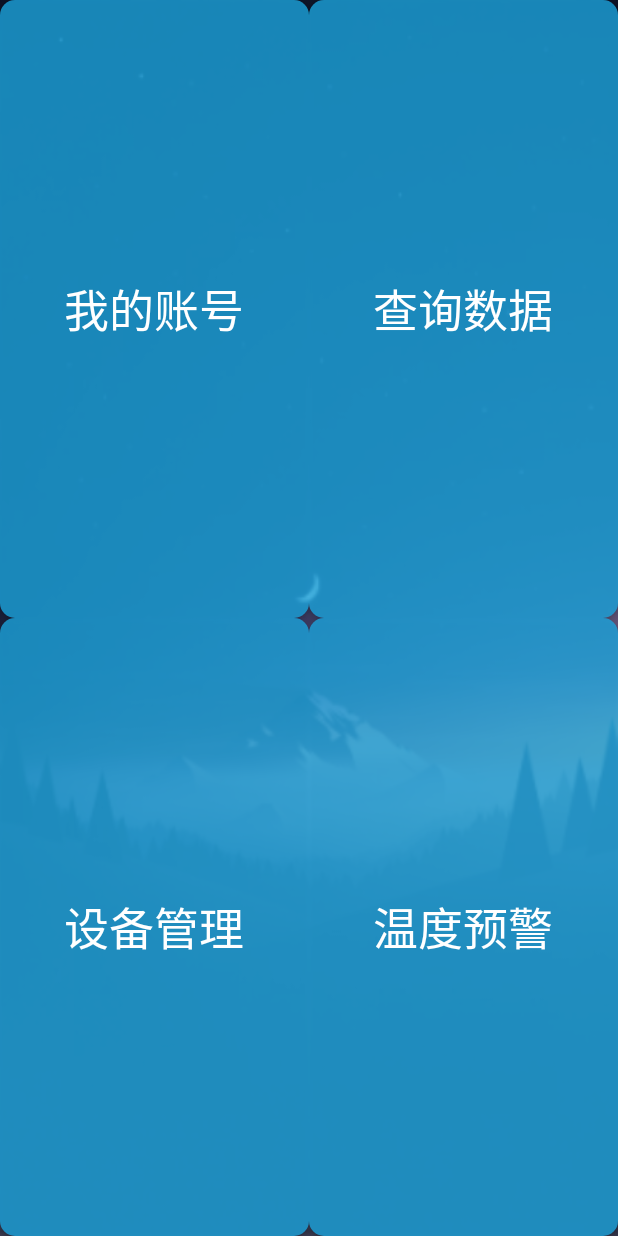
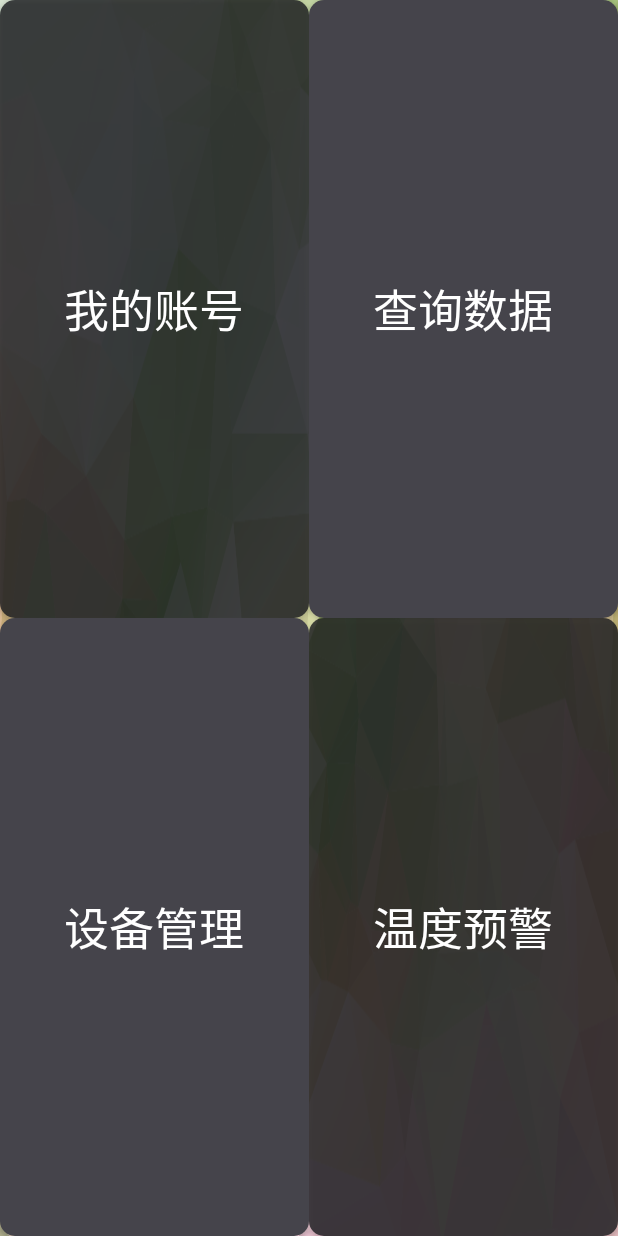
Before and after one commit to lalalacxx/Cable_Tem_Det, an Android app: the layout activity_home.xml on its own in the app's theme, with its tools: preview values and no code run, on a phone screen of 412 x 824 dp. Run offline under Robolectric (Android 15) with nearby library versions, the phone set to English and light mode, and no system bars.

Commit message:
功能选择界面完成99%,登录转功能选择界面完成

```diff
--- a/app/src/main/AndroidManifest.xml
+++ b/app/src/main/AndroidManifest.xml
@@ -8,10 +8,6 @@
         android:label="@string/app_name"
         android:supportsRtl="true"
         android:theme="@style/AppTheme">
-        <activity
-            android:name=".RegistActivity"
-            android:label="@string/app_name">
-        </activity>
         <activity android:name=".LoginActivity">
             <intent-filter>
                 <action android:name="android.intent.action.MAIN" />
@@ -19,6 +15,14 @@
                 <category android:name="android.intent.category.LAUNCHER" />
             </intent-filter>
         </activity>
+        <activity
+            android:name=".RegistActivity"
+            android:label="@string/app_name">
+        </activity>
+        <activity
+            android:name=".HomeActivity"
+            android:label="@string/app_name">
+        </activity>
     </application>
 
 </manifest>
--- /dev/null
+++ b/app/src/main/java/com/kaikai/cable/cable_tem_det/HomeActivity.java
@@ -0,0 +1,37 @@
+package com.kaikai.cable.cable_tem_det;
+
+import android.os.Bundle;
+import android.support.v7.app.ActionBarActivity;
+import android.view.KeyEvent;
+import android.widget.Toast;
+
+/**
+ * Created by cxx on 2019/4/10.
+ */
+public class HomeActivity extends ActionBarActivity {
+    private long exitTime = 0;
+
+    @Override
+    //监听手机的返回键
+    public boolean onKeyDown(int keyCode, KeyEvent event) {
+        if (keyCode == KeyEvent.KEYCODE_BACK && event.getAction() == KeyEvent.ACTION_DOWN) {
+            if ((System.currentTimeMillis() - exitTime) > 2000) {
+                //功能选择界面按下返回键,给出提示信息
+                Toast.makeText(getApplicationContext(), "再按一次退出程序", Toast.LENGTH_SHORT).show();
+                exitTime = System.currentTimeMillis();
+            } else {
+                finish();
+                System.exit(0);
+            }
+            return true;
+        }
+        return super.onKeyDown(keyCode, event);
+    }
+
+    @Override
+    protected void onCreate(Bundle savedInstanceState) {
+        super.onCreate(savedInstanceState);
+        setContentView(R.layout.activity_home);
+    }
+
+}
--- a/app/src/main/java/com/kaikai/cable/cable_tem_det/LoginActivity.java
+++ b/app/src/main/java/com/kaikai/cable/cable_tem_det/LoginActivity.java
@@ -93,7 +93,8 @@ public class LoginActivity extends ActionBarActivity
                                 Looper.loop();// 进入loop中的循环，查看消息队列
                             } else//登录成功,跳转至功能选择界面
                             {
-
+                                startActivity(new Intent(LoginActivity.this,HomeActivity.class));
+                                LoginActivity.this.finish();
                             }
                         }
                     }).start();
--- /dev/null
+++ b/app/src/main/res/drawable/button_func_bg1.xml
@@ -0,0 +1,24 @@
+<?xml version="1.0" encoding="utf-8"?>
+<selector xmlns:android="http://schemas.android.com/apk/res/android" >
+    <item android:state_pressed="true" >
+        <shape android:shape="rectangle">
+            <corners
+                android:radius="10dp"
+                />
+            <solid
+                android:color="#cc38ac0a"
+                />
+        </shape>
+    </item>
+    <item android:state_pressed="false">
+        <shape android:shape="rectangle">
+            <corners
+                android:radius="10dp"
+                />
+            <solid
+                android:color="#cc1a1b1e"
+                />
+        </shape>
+    </item>
+
+</selector>
--- /dev/null
+++ b/app/src/main/res/drawable/button_func_bg2.xml
@@ -0,0 +1,24 @@
+<?xml version="1.0" encoding="utf-8"?>
+<selector xmlns:android="http://schemas.android.com/apk/res/android" >
+    <item android:state_pressed="true" >
+        <shape android:shape="rectangle">
+            <corners
+                android:radius="10dp"
+                />
+            <solid
+                android:color="#cc38ac0a"
+                />
+        </shape>
+    </item>
+    <item android:state_pressed="false">
+        <shape android:shape="rectangle">
+            <corners
+                android:radius="10dp"
+                />
+            <solid
+                android:color="#45444b"
+                />
+        </shape>
+    </item>
+
+</selector>
--- /dev/null
+++ b/app/src/main/res/drawable/button_func_bg3.xml
@@ -0,0 +1,23 @@
+<?xml version="1.0" encoding="utf-8"?>
+<selector xmlns:android="http://schemas.android.com/apk/res/android" >
+    <item android:state_pressed="true" >
+        <shape android:shape="rectangle">
+            <corners
+                android:radius="10dp"
+                />
+            <solid
+                android:color="#cc5e0aac"
+                />
+        </shape>
+    </item>
+    <item android:state_pressed="false">
+        <shape android:shape="rectangle">
+            <corners
+                android:radius="10dp"
+                />
+            <solid
+                android:color="#45444b"
+                />
+        </shape>
+    </item>
+</selector>
--- /dev/null
+++ b/app/src/main/res/drawable/button_func_bg4.xml
@@ -0,0 +1,24 @@
+<?xml version="1.0" encoding="utf-8"?>
+<selector xmlns:android="http://schemas.android.com/apk/res/android" >
+    <item android:state_pressed="true" >
+        <shape android:shape="rectangle">
+            <corners
+                android:radius="10dp"
+                />
+            <solid
+                android:color="#cc38ac0a"
+                />
+        </shape>
+    </item>
+    <item android:state_pressed="false">
+        <shape android:shape="rectangle">
+            <corners
+                android:radius="10dp"
+                />
+            <solid
+                android:color="#cc1a1b1e"
+                />
+        </shape>
+    </item>
+
+</selector>
--- /dev/null
+++ b/app/src/main/res/drawable/home_back_bg.xml
@@ -0,0 +1,11 @@
+<?xml version="1.0" encoding="utf-8"?>
+<selector xmlns:android="http://schemas.android.com/apk/res/android" >
+    <item android:state_pressed="false">
+        <shape android:shape="rectangle">
+            <solid
+                android:color="#c10909"
+                />
+        </shape>
+    </item>
+
+</selector>
--- a/app/src/main/res/layout/activity_home.xml
+++ b/app/src/main/res/layout/activity_home.xml
@@ -2,7 +2,7 @@
 <GridLayout xmlns:android="http://schemas.android.com/apk/res/android"
     android:layout_width="match_parent"
     android:layout_height="match_parent"
-    android:background="@drawable/bg"
+    android:background="@drawable/home_back"
     android:rowCount="2"
     android:columnCount="2">
     <!--6行4列
@@ -15,7 +15,7 @@
         android:layout_rowWeight="1"
         android:textSize="30dp"
         android:textColor="#fff"
-        android:background="@drawable/button_login_bg"/>
+        android:background="@drawable/button_func_bg1" />
 
 
     //列 行权重为1
@@ -26,7 +26,7 @@
         android:layout_rowWeight="1"
         android:textSize="30dp"
         android:textColor="#fff"
-        android:background="@drawable/button_login_bg"/>
+        android:background="@drawable/button_func_bg3"/>
     //列 行权重为1
     <Button
         android:id="@+id/c"
@@ -35,7 +35,7 @@
         android:layout_rowWeight="1"
         android:textSize="30dp"
         android:textColor="#fff"
-        android:background="@drawable/button_login_bg"/>
+        android:background="@drawable/button_func_bg2"/>
     //列 行权重为1
     <Button
         android:id="@+id/d"
@@ -44,5 +44,5 @@
         android:layout_rowWeight="1"
         android:textSize="30dp"
         android:textColor="#fff"
-        android:background="@drawable/button_login_bg"/>
+        android:background="@drawable/button_func_bg4"/>
 </GridLayout>
```
Also changed, not shown: app/src/main/res/drawable/home_back.png (added).
